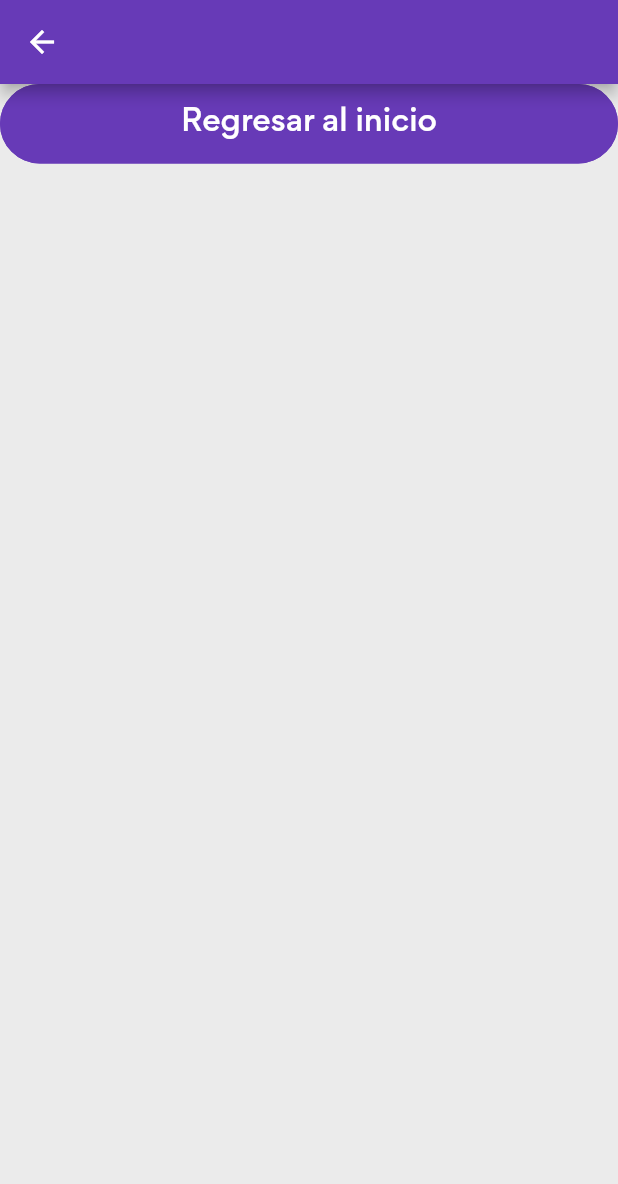
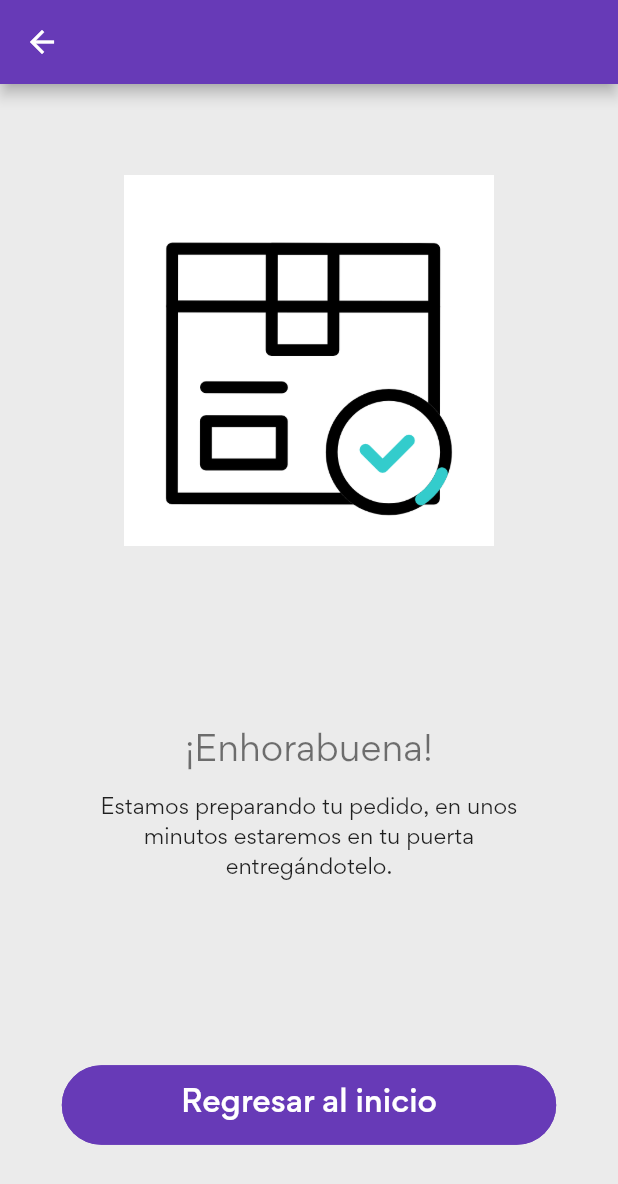
Before and after one commit to stivengm/ShopBeer_2022, a Flutter app: the PreparingOrderView screen opened directly, on a phone screen of 412 x 824 dp. Shown: the top 1184 px of the screen. Run offline on Flutter 3.47's test engine with Material 2 defaults, Android fonts, the light colour scheme and no system bars; our stand-ins replace another_flushbar, bloc, email_validator, equatable, firebase_auth, firebase_core and 12 more; accounts and stored records are empty; generated files the repository leaves out were written again.

Commit message:
Fix design preparingOrderView.

```diff
--- a/lib/gui/views/preparing_order_view/preparing_order_view.dart
+++ b/lib/gui/views/preparing_order_view/preparing_order_view.dart
@@ -20,9 +20,26 @@ class _PreparingOrderViewState extends State<PreparingOrderView> {
   }
 
   Widget _body() {
+    Size media = MediaQuery.of(context).size;
     return Column(
+      mainAxisAlignment: MainAxisAlignment.spaceAround,
       children: [
-        PrimaryButton(text: 'Regresar al inicio', onPressed: returnHome)
+        Image.asset("assets/resources/compra_completada.gif", height: media.height * .3, width: double.infinity),
+        Padding(
+          padding: EdgeInsets.symmetric(horizontal: media.width * .1),
+          child: Column(
+            children: [
+              Text("¡Enhorabuena!", style: Theme.of(context).textTheme.headline3!.copyWith(fontSize: 23.0), textAlign: TextAlign.center),
+              const SizedBox(height: 10.0),
+              const Text("Estamos preparando tu pedido, en unos minutos estaremos en tu puerta entregándotelo.", textAlign: TextAlign.center),
+            ],
+          ),
+        ),
+        SizedBox(
+          width: media.width * .8,
+          child: PrimaryButton(text: 'Regresar al inicio', onPressed: returnHome),
+        ),
+
       ],
     );
   }
```
Also changed, not shown: assets/resources/compra_completada.gif (added).
